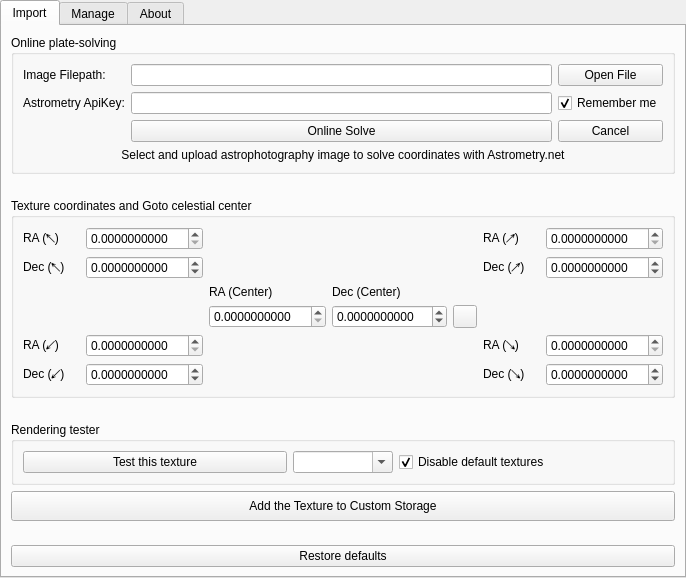
Before: the Qt Designer form plugins/NebulaTextures/src/gui/nebulaTexturesDialog.ui in Stellarium/stellarium, drawn with Qt 5.
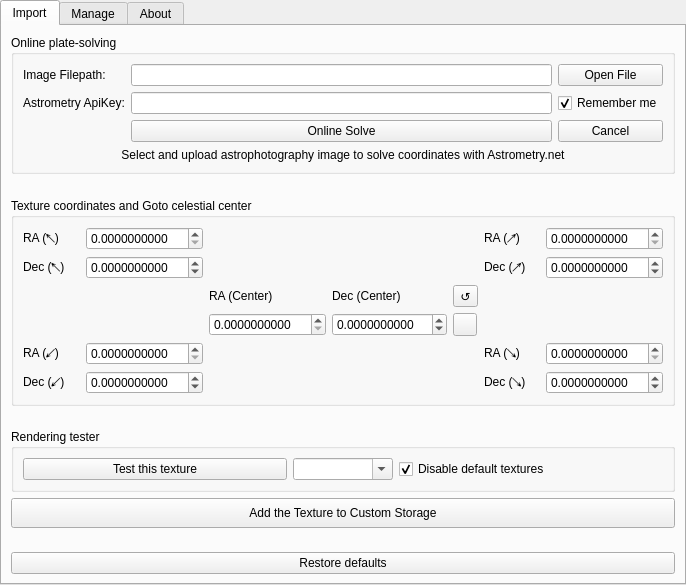
After: the same form once the commit is applied. Icons and pictures are not drawn. Custom widgets are drawn as their Qt base class.

Commit message: Reset coords to plate solution result

The edit to the form file:
```diff
--- a/plugins/NebulaTextures/src/gui/nebulaTexturesDialog.ui
+++ b/plugins/NebulaTextures/src/gui/nebulaTexturesDialog.ui
@@ -7,7 +7,7 @@
     <x>0</x>
     <y>0</y>
     <width>686</width>
-    <height>578</height>
+    <height>585</height>
    </rect>
   </property>
   <property name="windowTitle">
@@ -216,6 +216,16 @@
               </property>
              </widget>
             </item>
+            <item row="2" column="4">
+             <widget class="QToolButton" name="recoverCoordsButton">
+              <property name="toolTip">
+               <string>Recover Plate Solution</string>
+              </property>
+              <property name="text">
+               <string notr="true">↺</string>
+              </property>
+             </widget>
+            </item>
             <item row="4" column="6">
              <widget class="QDoubleSpinBox" name="bottomRightX">
               <property name="decimals">
@@ -257,6 +267,11 @@
             </item>
             <item row="2" column="3">
              <widget class="QLabel" name="label_rd">
+              <property name="font">
+               <font>
+                <pointsize>9</pointsize>
+               </font>
+              </property>
               <property name="text">
                <string>Dec (Center)</string>
               </property>
@@ -287,6 +302,11 @@
             </item>
             <item row="2" column="2">
              <widget class="QLabel" name="label_rr">
+              <property name="font">
+               <font>
+                <pointsize>9</pointsize>
+               </font>
+              </property>
               <property name="text">
                <string>RA (Center)</string>
               </property>
```
Left out of the diff: 30 changed lines with no effect on the pictures. The commit also changes 2 other files.
